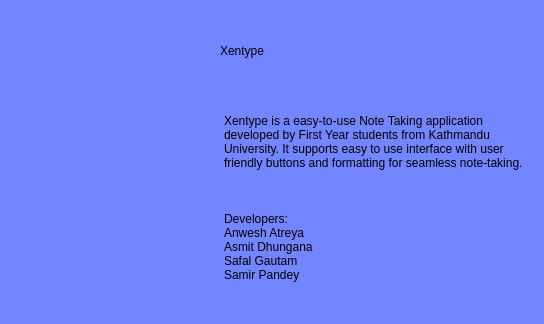
Before: the Qt Designer form xentype/aboutme.ui in TheRealSlimShadies/XenType, drawn with Qt 5.
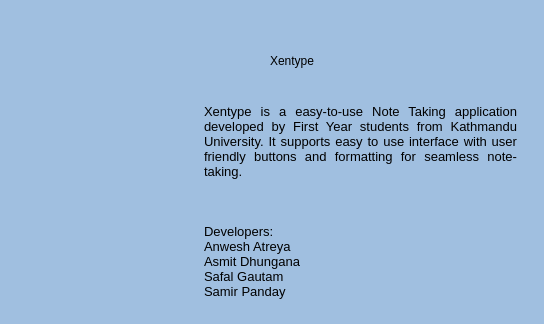
After: the same form once the commit is applied. Icons and pictures are not drawn.

Commit message: Added color scheme

What changed in the file:
```diff
--- a/xentype/aboutme.ui
+++ b/xentype/aboutme.ui
@@ -14,16 +14,16 @@
    <string>Dialog</string>
   </property>
   <property name="styleSheet">
-   <string notr="true">background-color:rgb(115, 134, 255);
+   <string notr="true">background-color:#A0BFE0;
 border:rgb(115,134,255);</string>
   </property>
   <widget class="QTextBrowser" name="textBrowser">
    <property name="geometry">
     <rect>
-     <x>220</x>
-     <y>110</y>
+     <x>200</x>
+     <y>100</y>
      <width>321</width>
-     <height>211</height>
+     <height>221</height>
     </rect>
    </property>
    <property name="styleSheet">
@@ -37,28 +37,31 @@
 li.unchecked::marker { content: &quot;\2610&quot;; }
 li.checked::marker { content: &quot;\2612&quot;; }
 &lt;/style&gt;&lt;/head&gt;&lt;body style=&quot; font-family:'Segoe UI'; font-size:9pt; font-weight:400; font-style:normal;&quot;&gt;
-&lt;p style=&quot; margin-top:0px; margin-bottom:0px; margin-left:0px; margin-right:0px; -qt-block-indent:0; text-indent:0px;&quot;&gt;Xentype is a easy-to-use Note Taking application developed by First Year students from Kathmandu University. It supports easy to use interface with user friendly buttons and formatting for seamless note-taking.&lt;/p&gt;
-&lt;p style=&quot;-qt-paragraph-type:empty; margin-top:0px; margin-bottom:0px; margin-left:0px; margin-right:0px; -qt-block-indent:0; text-indent:0px;&quot;&gt;&lt;br /&gt;&lt;/p&gt;
-&lt;p style=&quot;-qt-paragraph-type:empty; margin-top:0px; margin-bottom:0px; margin-left:0px; margin-right:0px; -qt-block-indent:0; text-indent:0px;&quot;&gt;&lt;br /&gt;&lt;/p&gt;
-&lt;p style=&quot;-qt-paragraph-type:empty; margin-top:0px; margin-bottom:0px; margin-left:0px; margin-right:0px; -qt-block-indent:0; text-indent:0px;&quot;&gt;&lt;br /&gt;&lt;/p&gt;
-&lt;p style=&quot; margin-top:0px; margin-bottom:0px; margin-left:0px; margin-right:0px; -qt-block-indent:0; text-indent:0px;&quot;&gt;Developers:&lt;/p&gt;
-&lt;p style=&quot; margin-top:0px; margin-bottom:0px; margin-left:0px; margin-right:0px; -qt-block-indent:0; text-indent:0px;&quot;&gt;Anwesh Atreya&lt;/p&gt;
-&lt;p style=&quot; margin-top:0px; margin-bottom:0px; margin-left:0px; margin-right:0px; -qt-block-indent:0; text-indent:0px;&quot;&gt;Asmit Dhungana&lt;/p&gt;
-&lt;p style=&quot; margin-top:0px; margin-bottom:0px; margin-left:0px; margin-right:0px; -qt-block-indent:0; text-indent:0px;&quot;&gt;Safal Gautam&lt;/p&gt;
-&lt;p style=&quot; margin-top:0px; margin-bottom:0px; margin-left:0px; margin-right:0px; -qt-block-indent:0; text-indent:0px;&quot;&gt;Samir Pandey&lt;/p&gt;&lt;/body&gt;&lt;/html&gt;</string>
+&lt;p align=&quot;justify&quot; style=&quot; margin-top:0px; margin-bottom:0px; margin-left:0px; margin-right:0px; -qt-block-indent:0; text-indent:0px;&quot;&gt;&lt;span style=&quot; font-family:'VCR OSD Mono'; font-size:10pt;&quot;&gt;Xentype is a easy-to-use Note Taking application developed by First Year students from Kathmandu University. It supports easy to use interface with user friendly buttons and formatting for seamless note-taking.&lt;/span&gt;&lt;/p&gt;
+&lt;p align=&quot;justify&quot; style=&quot;-qt-paragraph-type:empty; margin-top:0px; margin-bottom:0px; margin-left:0px; margin-right:0px; -qt-block-indent:0; text-indent:0px; font-family:'VCR OSD Mono'; font-size:10pt;&quot;&gt;&lt;br /&gt;&lt;/p&gt;
+&lt;p align=&quot;justify&quot; style=&quot;-qt-paragraph-type:empty; margin-top:0px; margin-bottom:0px; margin-left:0px; margin-right:0px; -qt-block-indent:0; text-indent:0px; font-family:'VCR OSD Mono'; font-size:10pt;&quot;&gt;&lt;br /&gt;&lt;/p&gt;
+&lt;p align=&quot;justify&quot; style=&quot;-qt-paragraph-type:empty; margin-top:0px; margin-bottom:0px; margin-left:0px; margin-right:0px; -qt-block-indent:0; text-indent:0px; font-family:'VCR OSD Mono'; font-size:10pt;&quot;&gt;&lt;br /&gt;&lt;/p&gt;
+&lt;p align=&quot;justify&quot; style=&quot; margin-top:0px; margin-bottom:0px; margin-left:0px; margin-right:0px; -qt-block-indent:0; text-indent:0px;&quot;&gt;&lt;span style=&quot; font-family:'VCR OSD Mono'; font-size:10pt;&quot;&gt;Developers:&lt;/span&gt;&lt;/p&gt;
+&lt;p align=&quot;justify&quot; style=&quot; margin-top:0px; margin-bottom:0px; margin-left:0px; margin-right:0px; -qt-block-indent:0; text-indent:0px;&quot;&gt;&lt;span style=&quot; font-family:'VCR OSD Mono'; font-size:10pt;&quot;&gt;Anwesh Atreya&lt;/span&gt;&lt;/p&gt;
+&lt;p align=&quot;justify&quot; style=&quot; margin-top:0px; margin-bottom:0px; margin-left:0px; margin-right:0px; -qt-block-indent:0; text-indent:0px;&quot;&gt;&lt;span style=&quot; font-family:'VCR OSD Mono'; font-size:10pt;&quot;&gt;Asmit Dhungana&lt;/span&gt;&lt;/p&gt;
+&lt;p align=&quot;justify&quot; style=&quot; margin-top:0px; margin-bottom:0px; margin-left:0px; margin-right:0px; -qt-block-indent:0; text-indent:0px;&quot;&gt;&lt;span style=&quot; font-family:'VCR OSD Mono'; font-size:10pt;&quot;&gt;Safal Gautam&lt;/span&gt;&lt;/p&gt;
+&lt;p align=&quot;justify&quot; style=&quot; margin-top:0px; margin-bottom:0px; margin-left:0px; margin-right:0px; -qt-block-indent:0; text-indent:0px;&quot;&gt;&lt;span style=&quot; font-family:'VCR OSD Mono'; font-size:10pt;&quot;&gt;Samir Panday&lt;/span&gt;&lt;/p&gt;&lt;/body&gt;&lt;/html&gt;</string>
    </property>
   </widget>
   <widget class="QLabel" name="label">
    <property name="geometry">
     <rect>
-     <x>220</x>
-     <y>10</y>
-     <width>261</width>
+     <x>270</x>
+     <y>20</y>
+     <width>171</width>
      <height>81</height>
     </rect>
    </property>
    <property name="styleSheet">
-    <string notr="true">font: 36pt &quot;Segoe UI&quot;;
+    <string notr="true">
+font: 28pt &quot;VCR OSD Mono&quot;;
+color:black;
+text-align:center;
 color:black;</string>
    </property>
    <property name="text">
@@ -69,9 +72,9 @@
    <property name="geometry">
     <rect>
      <x>10</x>
-     <y>10</y>
-     <width>201</width>
-     <height>301</height>
+     <y>70</y>
+     <width>191</width>
+     <height>181</height>
     </rect>
    </property>
    <property name="styleSheet">
```
Left out of the diff: 3 changed lines with no effect on the pictures. The commit also changes 35 other files.
